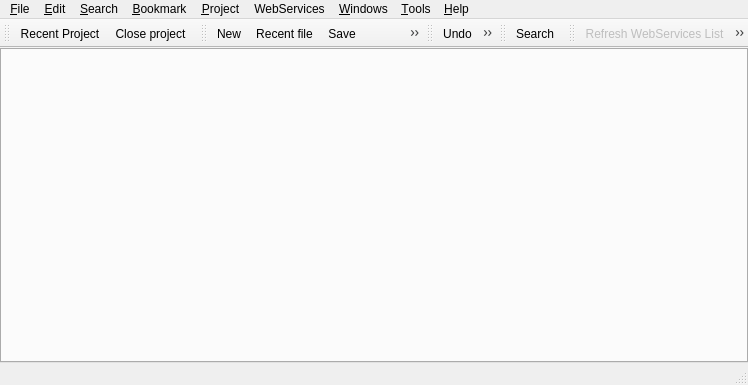
Above: xinx/ui/mainform.ui from phoenix741/xinx before the change. Below: the same form after it.
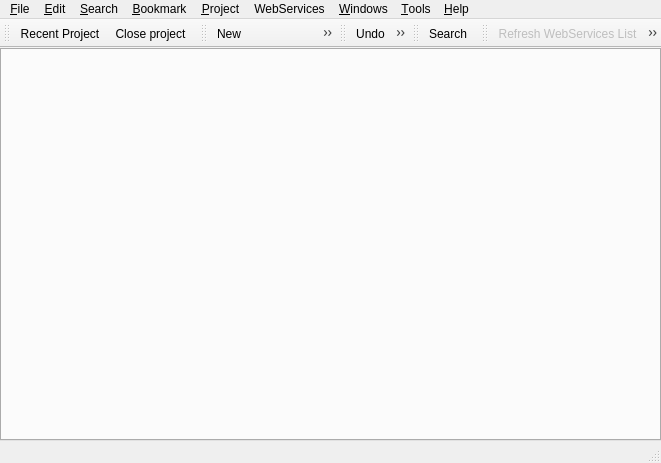
That is the form after the change. Icons and pictures are not drawn. Custom widgets are drawn as their Qt base class.

Patch:
```diff
--- a/xinx/ui/mainform.ui
+++ b/xinx/ui/mainform.ui
@@ -5,8 +5,8 @@
    <rect>
     <x>0</x>
     <y>0</y>
-    <width>748</width>
-    <height>385</height>
+    <width>661</width>
+    <height>463</height>
    </rect>
   </property>
   <property name="windowTitle" >
@@ -45,7 +45,7 @@
     <rect>
      <x>0</x>
      <y>0</y>
-     <width>748</width>
+     <width>661</width>
      <height>29</height>
     </rect>
    </property>
```
Left out of the diff: 25 changed lines with no effect on the pictures.
